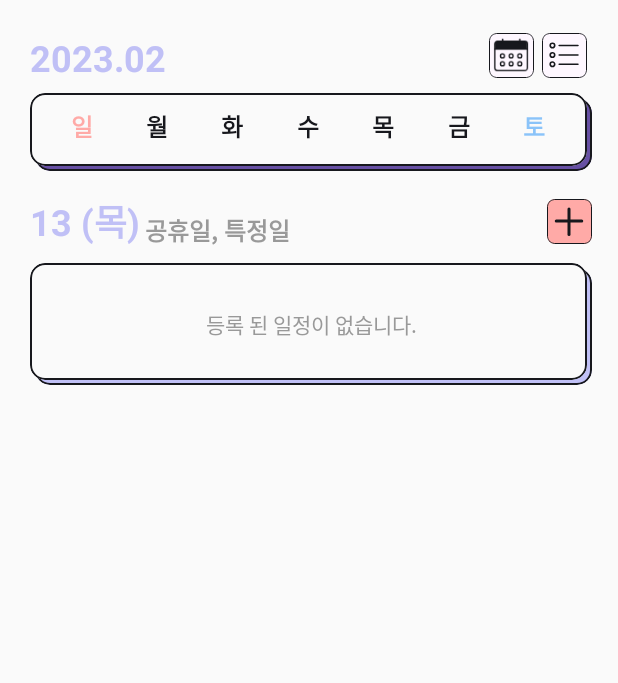
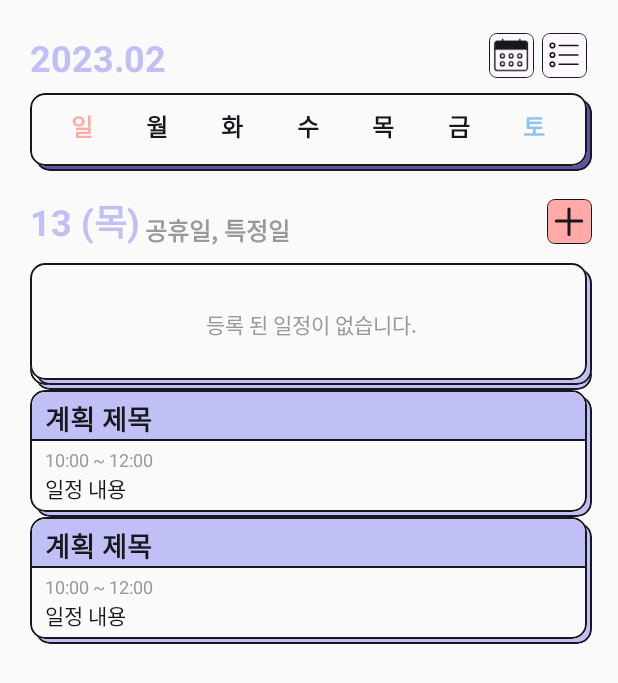
Before and after one commit to kmj94102/MjAppXml, an Android app: the layout fragment_schedule.xml on its own in the app's theme, with its tools: preview values and no code run, on a phone screen of 412 x 824 dp. Shown: the top 683 px of the screen. Run offline under Robolectric (Android 15) with nearby library versions, the light colour scheme and no system bars.

Commit message:
- 달력 연/월 바꿀 때 1일 기본 선택되도록 수정 - 날짜 선택 시 해당 날짜의 일정/계획 리스트 표시 추가

```diff
--- a/app/src/main/java/com/example/mjappxml/binding/CustomViewAdapter.kt
+++ b/app/src/main/java/com/example/mjappxml/binding/CustomViewAdapter.kt
@@ -49,3 +49,8 @@ fun setDateTextColor(textView: TextView, item: MyCalendar) {
 fun setCalendarInfoList(calendarView: CustomCalendar, list: List<MyCalendar>) {
     calendarView.setList(list)
 }
+
+@BindingAdapter("selectDate")
+fun updateSelectDate(calendarView: CustomCalendar, selectDate: String) {
+    calendarView.updateSelectDate(selectDate)
+}
--- a/app/src/main/java/com/example/mjappxml/ui/schedule/ScheduleFragment.kt
+++ b/app/src/main/java/com/example/mjappxml/ui/schedule/ScheduleFragment.kt
@@ -23,6 +23,7 @@ class ScheduleFragment :
 
         binding.fragment = this
         binding.vm = viewModel
+        binding.adapter = ScheduleAdapter()
         initViews()
     }
 
--- a/app/src/main/java/com/example/mjappxml/ui/schedule/ScheduleViewModel.kt
+++ b/app/src/main/java/com/example/mjappxml/ui/schedule/ScheduleViewModel.kt
@@ -27,7 +27,7 @@ class ScheduleViewModel @Inject constructor(
     private val repository: CalendarRepository
 ) : BaseViewModel() {
 
-    val today = getToday()
+    private val today = getToday()
     private val _selectDate = MutableStateFlow(today)
     val selectDate: StateFlow<String> = _selectDate
 
--- a/app/src/main/res/layout/cell_schedule.xml
+++ b/app/src/main/res/layout/cell_schedule.xml
@@ -1,4 +1,12 @@
 <?xml version="1.0" encoding="utf-8"?>
+<layout>
+
+    <data>
+        <variable
+            name="item"
+            type="com.example.communication.model.CalendarItem.ScheduleInfo" />
+    </data>
+
     <com.example.mjappxml.custom.DoubleCardView xmlns:android="http://schemas.android.com/apk/res/android"
         xmlns:app="http://schemas.android.com/apk/res-auto"
         xmlns:tools="http://schemas.android.com/tools"
@@ -32,6 +40,7 @@
                 android:textColor="@color/black"
                 android:textSize="18sp"
                 android:textStyle="bold"
+                android:text="@{item.scheduleTitle}"
                 app:layout_constraintStart_toStartOf="parent"
                 app:layout_constraintTop_toTopOf="parent"
                 tools:text="계획 제목" />
@@ -51,6 +60,7 @@
                 android:layout_marginTop="5dp"
                 android:textColor="@color/gray"
                 android:textSize="12sp"
+                android:text="@{item.time}"
                 app:layout_constraintStart_toStartOf="@id/txtTitle"
                 app:layout_constraintTop_toBottomOf="@id/txtTitle"
                 tools:text="10:00 ~ 12:00" />
@@ -60,6 +70,8 @@
                 android:layout_height="wrap_content"
                 android:layout_marginEnd="10dp"
                 android:layout_marginBottom="5dp"
+                android:text="@{item.scheduleContent}"
+                android:textColor="@color/black"
                 app:layout_constraintBottom_toBottomOf="parent"
                 app:layout_constraintEnd_toEndOf="parent"
                 app:layout_constraintStart_toStartOf="@id/txtTitle"
@@ -69,3 +81,4 @@
         </androidx.constraintlayout.widget.ConstraintLayout>
 
     </com.example.mjappxml.custom.DoubleCardView>
+</layout>
--- a/app/src/main/res/layout/fragment_schedule.xml
+++ b/app/src/main/res/layout/fragment_schedule.xml
@@ -3,6 +3,7 @@
 
     <data>
 
+        <import type="android.view.View"/>
         <variable
             name="fragment"
             type="com.example.mjappxml.ui.schedule.ScheduleFragment" />
@@ -10,6 +11,10 @@
         <variable
             name="vm"
             type="com.example.mjappxml.ui.schedule.ScheduleViewModel" />
+
+        <variable
+            name="adapter"
+            type="com.example.mjappxml.ui.schedule.ScheduleAdapter" />
     </data>
 
     <androidx.constraintlayout.widget.ConstraintLayout xmlns:android="http://schemas.android.com/apk/res/android"
@@ -26,11 +31,11 @@
         <TextView
             android:layout_width="wrap_content"
             android:layout_height="wrap_content"
+            android:onClick="@{() -> fragment.updateYearMonth()}"
             android:text="@{vm.selectItem.yearMonth, default = ``}"
             android:textColor="@color/purple"
             android:textSize="24sp"
             android:textStyle="bold"
-            android:onClick="@{() -> fragment.updateYearMonth()}"
             app:layout_constraintStart_toStartOf="parent"
             app:layout_constraintTop_toTopOf="parent"
             tools:text="2023.02" />
@@ -65,6 +70,7 @@
             android:layout_height="wrap_content"
             android:layout_marginTop="10dp"
             app:calendarInfoList="@{vm.list}"
+            app:selectDate="@{vm.selectDate}"
             app:layout_constraintEnd_toEndOf="parent"
             app:layout_constraintStart_toStartOf="parent"
             app:layout_constraintTop_toBottomOf="@id/btnList" />
@@ -105,11 +111,29 @@
             app:layout_constraintTop_toTopOf="@id/txtSelectDay"
             app:res="@drawable/ic_plus" />
 
+        <androidx.recyclerview.widget.RecyclerView
+            android:layout_width="0dp"
+            android:layout_height="0dp"
+            android:layout_marginTop="10dp"
+            android:clipToPadding="false"
+            android:orientation="vertical"
+            android:paddingBottom="30dp"
+            app:adapter="@{adapter}"
+            app:layoutManager="androidx.recyclerview.widget.LinearLayoutManager"
+            app:layout_constraintBottom_toBottomOf="parent"
+            app:layout_constraintEnd_toEndOf="parent"
+            app:layout_constraintStart_toStartOf="parent"
+            app:layout_constraintTop_toBottomOf="@id/txtSelectDay"
+            app:submitList="@{vm.selectItem.itemList}"
+            app:linearSpacing="@{10}"
+            tools:listitem="@layout/cell_schedule"/>
+
         <com.example.mjappxml.custom.DoubleCardView
             android:layout_width="0dp"
             android:layout_height="wrap_content"
             android:layout_marginTop="10dp"
             app:bottomCardColor="@color/purple"
+            android:visibility="@{vm.selectItem.itemList.empty ? View.VISIBLE : View.GONE}"
             app:layout_constraintEnd_toEndOf="parent"
             app:layout_constraintStart_toStartOf="parent"
             app:layout_constraintTop_toBottomOf="@id/txtSelectDay">
```
Also changed, not shown: app/src/main/java/com/example/mjappxml/binding/RecyclerViewAdapter.kt (+7 -0 lines), app/src/main/java/com/example/mjappxml/common/LinearSpacingItemDecoration.kt (added, +21 -0 lines), app/src/main/java/com/example/mjappxml/common/ViewEx.kt (added, +41 -0 lines), app/src/main/java/com/example/mjappxml/custom/CustomCalendar.kt (+6 -2 lines), app/src/main/java/com/example/mjappxml/ui/schedule/ScheduleAdapter.kt (added, +88 -0 lines), app/src/main/res/layout/cell_plan.xml (+17 -16 lines). Lines whose indentation alone changed are shown as unchanged.
